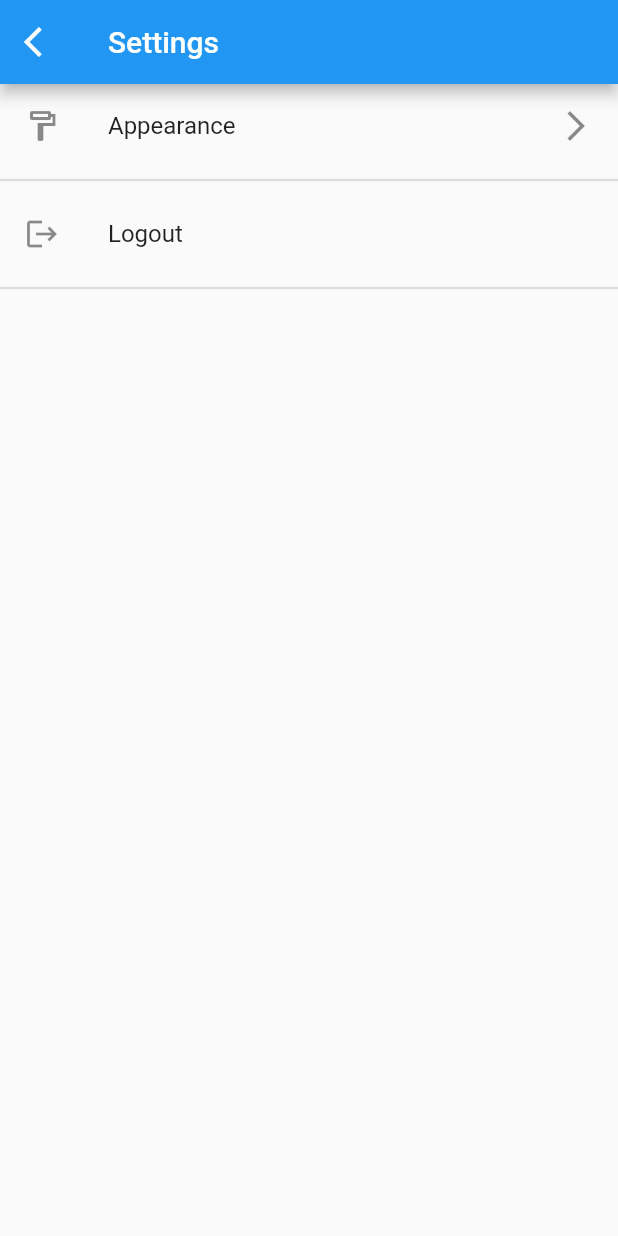
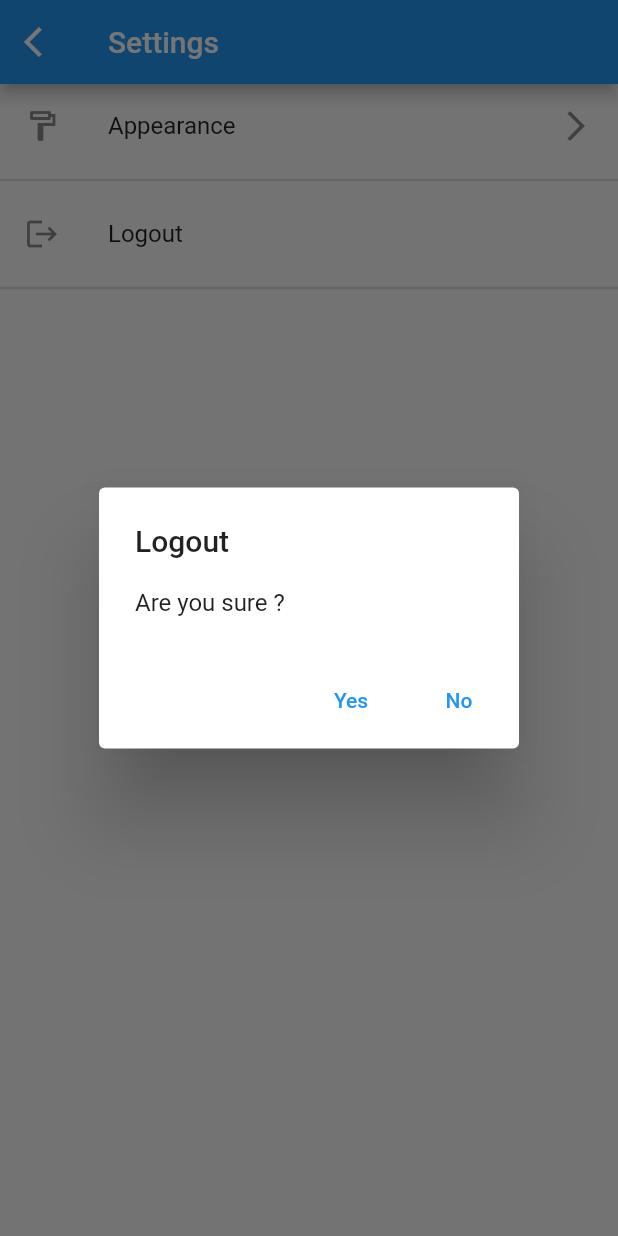
Before and after one commit to RayhanHamada/bakti-karya, a Flutter app: the SettingsPage screen opened directly, after a tap on "Logout", on a phone screen of 412 x 824 dp. Run offline on Flutter 3.47's test engine with Material 2 defaults, Android fonts, the phone set to English and light mode, and no system bars.

Commit message:
feat: add alert for logout and navigate to settings

```diff
--- a/lib/main.dart
+++ b/lib/main.dart
@@ -26,7 +26,7 @@ class MyApp extends StatelessWidget {
           ),
         ),
       ),
-      home: SettingsPage(),
+      home: HomePage(),
     );
   }
 }
--- a/lib/pages/settings_page/settings_page.dart
+++ b/lib/pages/settings_page/settings_page.dart
@@ -8,6 +8,30 @@ class SettingsPage extends StatefulWidget {
 class _SettingsPageState extends State<SettingsPage> {
   void _navigateToHome() {
     Navigator.pop(context);
+  }
+
+  void _logout() async {
+    await showDialog(
+      context: context,
+      builder: (context) => AlertDialog(
+        title: Text('Logout'),
+        content: Text('Are you sure ?'),
+        actions: [
+          TextButton(
+            child: Text('Yes'),
+            onPressed: () {
+              // TODO: make logout with firebase
+            },
+          ),
+          TextButton(
+            child: Text('No'),
+            onPressed: () {
+              Navigator.pop(context);
+            },
+          )
+        ],
+      ),
+    );
   }
 
   @override
@@ -46,7 +70,7 @@ class _SettingsPageState extends State<SettingsPage> {
             leading: Icon(
               Icons.logout,
             ),
-            onTap: () {},
+            onTap: _logout,
           ),
           Divider(
             thickness: 1.5,
```
Also changed, not shown: lib/pages/home_page/home_page.dart (+11 -1 lines).
